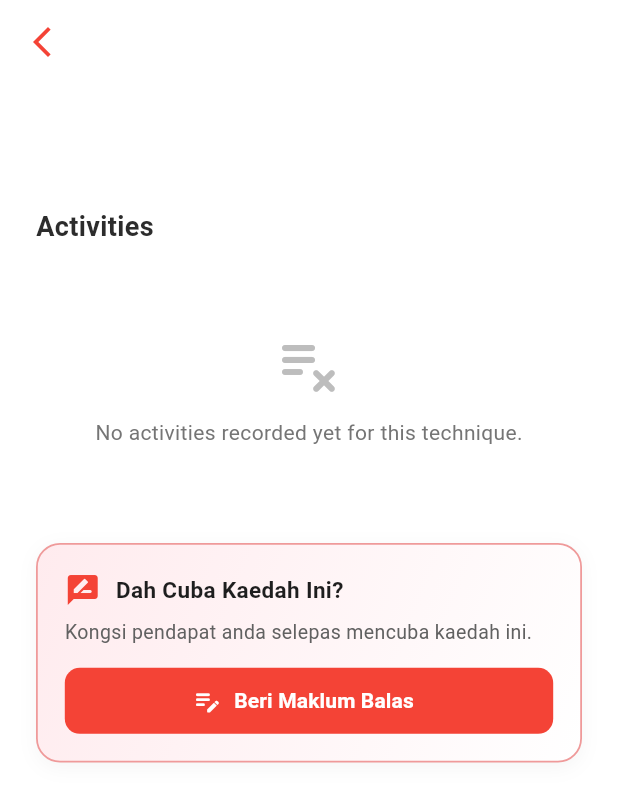
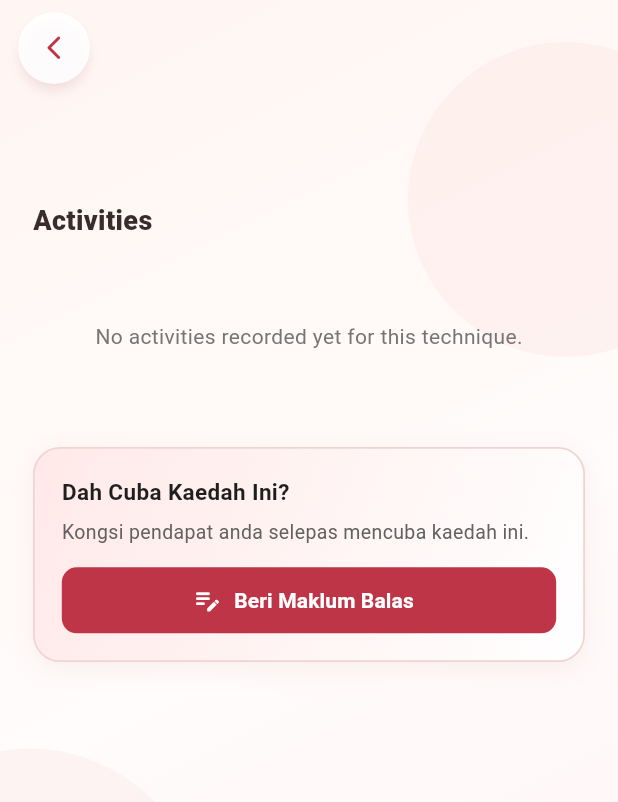
Before and after one commit to Zaki4436/meokkit, a Flutter app: the MethodDetailScreen screen opened directly with empty values, on a phone screen of 412 x 824 dp. Shown: the top 802 px of the screen. Run offline on Flutter 3.47's test engine with Material 3 defaults, Android fonts, the phone set to English and light mode, and no system bars; our stand-ins replace flutter_bloc, image_picker, shared_preferences; accounts and stored records are empty; network calls fail.

Commit message:
enhance interface (detail kaedah)

```diff
--- a/lib/screens/method_detail_screen.dart
+++ b/lib/screens/method_detail_screen.dart
@@ -19,15 +19,30 @@ class MethodDetailScreen extends StatefulWidget {
   State<MethodDetailScreen> createState() => _MethodDetailScreenState();
 }
 
-class _MethodDetailScreenState extends State<MethodDetailScreen> {
+class _MethodDetailScreenState extends State<MethodDetailScreen>
+    with SingleTickerProviderStateMixin {
+  static const Color _deepAccent = Color(0xFFBD3546);
+  static const Color _ink = Color(0xFF382C2C);
+
+  late final AnimationController _entranceController;
   bool loading = true;
   List<MethodLink> links = [];
 
   @override
   void initState() {
     super.initState();
+    _entranceController = AnimationController(
+      vsync: this,
+      duration: const Duration(milliseconds: 650),
+    )..forward();
     _loadLinks();
     _saveActivity();
+  }
+
+  @override
+  void dispose() {
+    _entranceController.dispose();
+    super.dispose();
   }
 
   Future<void> _loadLinks() async {
@@ -134,24 +149,25 @@ class _MethodDetailScreenState extends State<MethodDetailScreen> {
     required String subtitle,
     required String phone,
     String? whatsapp,
-    required IconData icon,
+    IconData? icon,
     EdgeInsetsGeometry? margin,
   }) {
     return Container(
       margin: margin ?? const EdgeInsets.only(top: 4, bottom: 20),
       padding: const EdgeInsets.all(16),
       decoration: BoxDecoration(
-        color: Colors.white,
-        borderRadius: BorderRadius.circular(16),
-        border: Border.all(
-          color: Colors.grey.shade300,
-          width: 1.5,
+        gradient: const LinearGradient(
+          begin: Alignment.topLeft,
+          end: Alignment.bottomRight,
+          colors: [Colors.white, Color(0xFFFFF9F8)],
         ),
+        borderRadius: BorderRadius.circular(18),
+        border: Border.all(color: const Color(0xFFF1D4D2)),
         boxShadow: [
           BoxShadow(
-            color: Colors.black.withOpacity(0.04),
-            blurRadius: 8,
-            offset: const Offset(0, 3),
+            color: const Color(0xFF9F3D48).withOpacity(0.07),
+            blurRadius: 13,
+            offset: const Offset(0, 4),
           ),
         ],
       ),
@@ -160,16 +176,18 @@ class _MethodDetailScreenState extends State<MethodDetailScreen> {
         children: [
           Row(
             children: [
+              if (icon != null) ...[
                 CircleAvatar(
                   backgroundColor: const Color(0xFFFFEBEE),
                   radius: 22,
                   child: Icon(
                     icon,
-                  color: Colors.red,
+                    color: _deepAccent,
                     size: 22,
                   ),
                 ),
                 const SizedBox(width: 14),
+              ],
               Expanded(
                 child: Column(
                   crossAxisAlignment: CrossAxisAlignment.start,
@@ -208,7 +226,7 @@ class _MethodDetailScreenState extends State<MethodDetailScreen> {
                     style: const TextStyle(fontWeight: FontWeight.bold),
                   ),
                   style: ElevatedButton.styleFrom(
-                    backgroundColor: Colors.red,
+                    backgroundColor: _deepAccent,
                     foregroundColor: Colors.white,
                     elevation: 0,
                     padding: const EdgeInsets.symmetric(vertical: 10),
@@ -226,9 +244,9 @@ class _MethodDetailScreenState extends State<MethodDetailScreen> {
                   icon: const Icon(Icons.chat_bubble_outline, size: 18),
                   label: const Text('WhatsApp'),
                   style: OutlinedButton.styleFrom(
-                    foregroundColor: Colors.green.shade700,
+                    foregroundColor: const Color(0xFF4B8762),
                     side: BorderSide(
-                      color: Colors.green.shade400,
+                      color: const Color(0xFF73A886),
                       width: 1.5,
                     ),
                     padding: const EdgeInsets.symmetric(
@@ -280,29 +298,42 @@ class _MethodDetailScreenState extends State<MethodDetailScreen> {
       margin: const EdgeInsets.only(bottom: 24),
       padding: const EdgeInsets.all(18),
       decoration: BoxDecoration(
-        color: const Color(0xFFFBFBFB),
-        borderRadius: BorderRadius.circular(16),
-        border: Border.all(
-          color: Colors.grey.shade200,
-          width: 1.2,
+        gradient: const LinearGradient(
+          begin: Alignment.topLeft,
+          end: Alignment.bottomRight,
+          colors: [Colors.white, Color(0xFFFFF9F8)],
         ),
+        borderRadius: BorderRadius.circular(18),
+        border: Border.all(color: const Color(0xFFF1D4D2)),
         boxShadow: [
           BoxShadow(
-            color: Colors.black.withOpacity(0.03),
-            blurRadius: 8,
-            offset: const Offset(0, 3),
+            color: const Color(0xFF9F3D48).withOpacity(0.06),
+            blurRadius: 12,
+            offset: const Offset(0, 4),
           ),
         ],
       ),
       child: Column(
         crossAxisAlignment: CrossAxisAlignment.start,
         children: [
+          Row(
+            children: [
+              const Text(
+                'About this technique',
+                style: TextStyle(
+                  color: _ink,
+                  fontSize: 15,
+                  fontWeight: FontWeight.w800,
+                ),
+              ),
+            ],
+          ),
           const SizedBox(height: 12),
           Text(
             widget.method.description,
             style: TextStyle(
               fontSize: 14,
-              color: Colors.grey.shade800,
+              color: const Color(0xFF65585A),
               height: 1.5,
               fontWeight: FontWeight.w400,
             ),
@@ -472,12 +503,6 @@ class _MethodDetailScreenState extends State<MethodDetailScreen> {
                             fontWeight: FontWeight.w600,
                           ),
                         ),
-                        const Spacer(),
-                        Icon(
-                          Icons.arrow_forward_ios_rounded,
-                          color: Colors.grey.shade400,
-                          size: 14,
-                        ),
                       ],
                     ),
                   ],
@@ -562,24 +587,6 @@ class _MethodDetailScreenState extends State<MethodDetailScreen> {
                           fontWeight: FontWeight.bold,
                           color: Color(0xFF1E1E1E),
                         ),
-                      ),
-                      const SizedBox(height: 4),
-                      Row(
-                        children: [
-                          Icon(
-                            Icons.touch_app_outlined,
-                            size: 14,
-                            color: Colors.grey.shade600,
-                          ),
-                          const SizedBox(width: 4),
-                          Text(
-                            'Tap to play online',
-                            style: TextStyle(
-                              fontSize: 12,
-                              color: Colors.grey.shade600,
-                            ),
-                          ),
-                        ],
                       ),
                     ],
                   ),
@@ -725,7 +732,7 @@ class _MethodDetailScreenState extends State<MethodDetailScreen> {
   Widget _buildSectionBox({
     required String sectionTitle,
     required String sectionSubtitle,
-    required IconData sectionIcon,
+    IconData? sectionIcon,
     Widget? videoCard,
     required Widget contactCard,
   }) {
@@ -753,6 +760,7 @@ class _MethodDetailScreenState extends State<MethodDetailScreen> {
           // Section Title Header inside Box
           Row(
             children: [
+              if (sectionIcon != null) ...[
                 Container(
                   padding: const EdgeInsets.all(8),
                   decoration: BoxDecoration(
@@ -766,6 +774,7 @@ class _MethodDetailScreenState extends State<MethodDetailScreen> {
                   ),
                 ),
                 const SizedBox(width: 12),
+              ],
               Expanded(
                 child: Column(
                   crossAxisAlignment: CrossAxisAlignment.start,
@@ -823,7 +832,6 @@ class _MethodDetailScreenState extends State<MethodDetailScreen> {
         return _buildSectionBox(
           sectionTitle: 'Talian Kasih (15999)',
           sectionSubtitle: 'Video Panduan & Talian Bantuan 24 Jam',
-          sectionIcon: Icons.support_agent,
           videoCard: youtubeId != null
               ? _buildYoutubeCard(link, youtubeId, margin: EdgeInsets.zero)
               : null,
@@ -832,7 +840,6 @@ class _MethodDetailScreenState extends State<MethodDetailScreen> {
             subtitle: 'KPWKM • Bantuan Krisis & Kaunseling 24 Jam',
             phone: '15999',
             whatsapp: '0192615999',
-            icon: Icons.support_agent,
             margin: EdgeInsets.zero,
           ),
         );
@@ -843,7 +850,6 @@ class _MethodDetailScreenState extends State<MethodDetailScreen> {
         return _buildSectionBox(
           sectionTitle: 'Befrienders KL',
           sectionSubtitle: 'Video Panduan & Sokongan Emosi 24 Jam',
-          sectionIcon: Icons.volunteer_activism,
           videoCard: youtubeId != null
               ? _buildYoutubeCard(link, youtubeId, margin: EdgeInsets.zero)
               : null,
@@ -851,7 +857,6 @@ class _MethodDetailScreenState extends State<MethodDetailScreen> {
             title: 'Befrienders KL',
             subtitle: 'Sokongan Emosi Percuma & Rahsia 24 Jam',
             phone: '03-76272929',
-            icon: Icons.volunteer_activism,
             margin: EdgeInsets.zero,
           ),
         );
@@ -870,58 +875,114 @@ class _MethodDetailScreenState extends State<MethodDetailScreen> {
   @override
   Widget build(BuildContext context) {
     return Scaffold(
-      backgroundColor: Colors.white,
-      appBar: AppBar(
-        backgroundColor: Colors.white,
-        elevation: 0,
-        scrolledUnderElevation: 0,
-        leading: IconButton(
-          icon: const Icon(Icons.arrow_back_ios_new, color: Colors.red),
-          onPressed: () => Navigator.pop(context),
+      backgroundColor: const Color(0xFFFFF8F7),
+      body: Stack(
+        children: [
+          Positioned.fill(
+            child: DecoratedBox(
+              decoration: const BoxDecoration(
+                gradient: LinearGradient(
+                  begin: Alignment.topLeft,
+                  end: Alignment.bottomRight,
+                  colors: [
+                    Color(0xFFFFF5F2),
+                    Color(0xFFFFFCFB),
+                    Color(0xFFFFF1F3),
+                  ],
                 ),
               ),
-      body: SafeArea(
-        child: Column(
+              child: Stack(
                 children: [
-            const SizedBox(height: 6),
-
-            // Method Name
-            Center(
-              child: Padding(
-                padding: const EdgeInsets.symmetric(horizontal: 24),
-                child: Column(
-                  children: [
-                    const SizedBox(height: 10),
-                    Text(
-                      widget.method.methodName,
-                      textAlign: TextAlign.center,
-                      style: const TextStyle(
-                        fontSize: 30,
-                        fontWeight: FontWeight.w900,
-                        fontFamily: 'serif',
-                        color: Colors.red,
-                        letterSpacing: 1.0,
-                        height: 1.2,
+                  Positioned(
+                    top: 28,
+                    right: -70,
+                    child: _backgroundOrb(
+                      210,
+                      const Color(0xFFF4A6A0).withOpacity(0.10),
+                    ),
+                  ),
+                  Positioned(
+                    bottom: 95,
+                    left: -95,
+                    child: _backgroundOrb(
+                      230,
+                      const Color(0xFFE98F9A).withOpacity(0.08),
                     ),
                   ),
                 ],
               ),
             ),
           ),
-
-            const SizedBox(height: 20),
-
-            // Scrollable Content
+          SafeArea(
+            child: Stack(
+              children: [
+                Column(
+                  children: [
+                    const SizedBox(height: 52),
+                    Padding(
+                      padding: const EdgeInsets.symmetric(horizontal: 22),
+                      child: AnimatedBuilder(
+                        animation: _entranceController,
+                        builder: (context, child) {
+                          final progress = Curves.easeOutCubic.transform(
+                            (_entranceController.value / 0.8)
+                                .clamp(0.0, 1.0)
+                                .toDouble(),
+                          );
+                          return Opacity(
+                            opacity: progress,
+                            child: Transform.translate(
+                              offset: Offset(0, 16 * (1 - progress)),
+                              child: child,
+                            ),
+                          );
+                        },
+                        child: Container(
+                          width: double.infinity,
+                          padding: const EdgeInsets.symmetric(
+                            horizontal: 18,
+                            vertical: 16,
+                          ),
+                          child: Row(
+                            children: [
                               Expanded(
-              child: RefreshIndicator(
-                color: Colors.red,
-                onRefresh: _loadLinks,
+                                child: Text(
+                                  textAlign: TextAlign.center,
+                                  widget.method.methodName,
+                                  style: const TextStyle(
+                                    fontSize: 23.5,
+                                    fontWeight: FontWeight.w900,
+                                    color: _ink,
+                                    height: 1.2,
+                                  ),
+                                ),
+                              ),
+                            ],
+                          ),
+                        ),
+                      ),
+                    ),
+                    const SizedBox(height: 14),
+                    Expanded(
                       child: SingleChildScrollView(
-                  physics: const AlwaysScrollableScrollPhysics(),
-                  padding: const EdgeInsets.symmetric(
-                    horizontal: 24,
-                    vertical: 10,
+                        physics: const ClampingScrollPhysics(),
+                        padding: const EdgeInsets.fromLTRB(22, 8, 22, 24),
+                        child: AnimatedBuilder(
+                          animation: _entranceController,
+                          builder: (context, child) {
+                            final progress = Curves.easeOutCubic.transform(
+                              ((_entranceController.value - 0.12) / 0.88)
+                                  .clamp(0.0, 1.0)
+                                  .toDouble(),
+                            );
+                            return Opacity(
+                              opacity: progress,
+                              child: Transform.translate(
+                                offset: Offset(0, 12 * (1 - progress)),
+                                child: child,
                               ),
+                            );
+                          },
                           child: Column(
                             crossAxisAlignment: CrossAxisAlignment.start,
                             children: [
@@ -929,13 +990,17 @@ class _MethodDetailScreenState extends State<MethodDetailScreen> {
                               _buildDescriptionCard(),
 
                               // Activities Section Header
-                      const Text(
+                              const Row(
+                                children: [
+                                  Text(
                                     'Activities',
                                     style: TextStyle(
                                       fontSize: 18,
-                          fontWeight: FontWeight.bold,
-                          color: Color(0xFF2C2C2C),
+                                      fontWeight: FontWeight.w800,
+                                      color: _ink,
                                     ),
+                                  ),
+                                ],
                               ),
 
                               const SizedBox(height: 14),
@@ -944,7 +1009,9 @@ class _MethodDetailScreenState extends State<MethodDetailScreen> {
                                 const Center(
                                   child: Padding(
                                     padding: EdgeInsets.symmetric(vertical: 40),
-                            child: CircularProgressIndicator(color: Colors.red),
+                                    child: CircularProgressIndicator(
+                                      color: _deepAccent,
+                                    ),
                                   ),
                                 )
                               else if (links.isEmpty)
@@ -953,20 +1020,19 @@ class _MethodDetailScreenState extends State<MethodDetailScreen> {
                                         .toLowerCase()
                                         .contains('bercakap'))
                                   Column(
-                            crossAxisAlignment: CrossAxisAlignment.start,
+                                    crossAxisAlignment:
+                                        CrossAxisAlignment.start,
                                     children: [
                                       _buildSectionBox(
                                         sectionTitle: 'Talian Kasih (15999)',
                                         sectionSubtitle:
                                             'KPWKM • Bantuan Krisis & Kaunseling 24 Jam',
-                                sectionIcon: Icons.support_agent,
                                         contactCard: _buildContactCard(
                                           title: 'Talian Kasih',
                                           subtitle:
                                               'KPWKM • Bantuan Krisis & Kaunseling 24 Jam',
                                           phone: '15999',
                                           whatsapp: '0192615999',
-                                  icon: Icons.support_agent,
                                           margin: EdgeInsets.zero,
                                         ),
                                       ),
@@ -974,13 +1040,11 @@ class _MethodDetailScreenState extends State<MethodDetailScreen> {
                                         sectionTitle: 'Befrienders KL',
                                         sectionSubtitle:
                                             'Sokongan Emosi Percuma & Rahsia 24 Jam',
-                                sectionIcon: Icons.volunteer_activism,
                                         contactCard: _buildContactCard(
                                           title: 'Befrienders KL',
                                           subtitle:
                                               'Sokongan Emosi Percuma & Rahsia 24 Jam',
                                           phone: '03-76272929',
-                                  icon: Icons.volunteer_activism,
                                           margin: EdgeInsets.zero,
                                         ),
                                       ),
@@ -989,15 +1053,10 @@ class _MethodDetailScreenState extends State<MethodDetailScreen> {
                                 else
                                   Center(
                                     child: Padding(
-                              padding: const EdgeInsets.symmetric(vertical: 40),
+                                      padding: const EdgeInsets.symmetric(
+                                          vertical: 40),
                                       child: Column(
                                         children: [
-                                  Icon(
-                                    Icons.playlist_remove_rounded,
-                                    size: 48,
-                                    color: Colors.grey.shade400,
-                                  ),
-                                  const SizedBox(height: 12),
                                           Text(
                                             'No activities recorded yet for this technique.',
                                             style: TextStyle(
@@ -1010,7 +1069,8 @@ class _MethodDetailScreenState extends State<MethodDetailScreen> {
                                     ),
                                   )
                               else
-                        ...links.map((link) => _buildActivityCard(link)),
+                                ...links
+                                    .map((link) => _buildActivityCard(link)),
 
                               const SizedBox(height: 24),
 
@@ -1019,24 +1079,22 @@ class _MethodDetailScreenState extends State<MethodDetailScreen> {
                                 width: double.infinity,
                                 padding: const EdgeInsets.all(18),
                                 decoration: BoxDecoration(
-                          gradient: LinearGradient(
-                            colors: [
-                              Colors.red.shade50,
-                              Colors.white,
-                            ],
+                                  gradient: const LinearGradient(
+                                    colors: [Color(0xFFFFE9E8), Colors.white],
                                     begin: Alignment.topLeft,
                                     end: Alignment.bottomRight,
                                   ),
-                          borderRadius: BorderRadius.circular(16),
+                                  borderRadius: BorderRadius.circular(18),
                                   border: Border.all(
-                            color: Colors.red.shade200,
+                                    color: const Color(0xFFF1D4D2),
                                     width: 1.2,
                                   ),
                                   boxShadow: [
                                     BoxShadow(
-                              color: Colors.black.withOpacity(0.04),
-                              blurRadius: 10,
-                              offset: const Offset(0, 3),
+                                      color: const Color(0xFF9F3D48)
+                                          .withOpacity(0.07),
+                                      blurRadius: 14,
+                                      offset: const Offset(0, 4),
                                     ),
                                   ],
                                 ),
@@ -1045,12 +1103,6 @@ class _MethodDetailScreenState extends State<MethodDetailScreen> {
                                   children: [
                                     const Row(
                                       children: [
-                                Icon(
-                                  Icons.rate_review_rounded,
-                                  color: Colors.red,
-                                  size: 24,
-                                ),
-                                SizedBox(width: 10),
                                         Expanded(
                                           child: Text(
                                             'Dah Cuba Kaedah Ini?',
@@ -1078,14 +1130,18 @@ class _MethodDetailScreenState extends State<MethodDetailScreen> {
                                       height: 44,
                                       child: ElevatedButton.icon(
                                         style: ElevatedButton.styleFrom(
-                                  backgroundColor: Colors.red,
+                                          backgroundColor: _deepAccent,
                                           foregroundColor: Colors.white,
                                           elevation: 0,
                                           shape: RoundedRectangleBorder(
-                                    borderRadius: BorderRadius.circular(10),
+                                            borderRadius:
+                                                BorderRadius.circular(10),
                                           ),
                                         ),
-                                icon: const Icon(Icons.edit_note_rounded, size: 20),
+                                        icon: const Icon(
+                                          Icons.edit_note_rounded,
+                                          size: 20,
+                                        ),
                                         label: const Text(
                                           'Beri Maklum Balas',
                                           style: TextStyle(
@@ -1098,8 +1154,10 @@ class _MethodDetailScreenState extends State<MethodDetailScreen> {
                                             context,
                                             MaterialPageRoute(
                                               builder: (_) => FeedbackScreen(
-                                        initialMethodId: widget.method.methodId,
-                                        initialMethodName: widget.method.methodName,
+                                                initialMethodId:
+                                                    widget.method.methodId,
+                                                initialMethodName:
+                                                    widget.method.methodName,
                                               ),
                                             ),
                                           );
@@ -1118,6 +1176,42 @@ class _MethodDetailScreenState extends State<MethodDetailScreen> {
                     ),
                   ],
                 ),
+                Positioned(
+                  top: 8,
+                  left: 12,
+                  child: Material(
+                    color: Colors.white.withOpacity(0.88),
+                    shape: const CircleBorder(),
+                    elevation: 3,
+                    shadowColor: _deepAccent.withOpacity(0.16),
+                    child: IconButton(
+                      tooltip: 'Back',
+                      icon: const Icon(
+                        Icons.arrow_back_ios_new_rounded,
+                        color: _deepAccent,
+                        size: 19,
+                      ),
+                      onPressed: () => Navigator.pop(context),
+                    ),
+                  ),
+                ),
+              ],
+            ),
+          ),
+        ],
+      ),
+    );
+  }
+
+  Widget _backgroundOrb(double size, Color color) {
+    return IgnorePointer(
+      child: Container(
+        width: size,
+        height: size,
+        decoration: BoxDecoration(
+          shape: BoxShape.circle,
+          color: color,
+        ),
       ),
     );
   }
```
Lines whose indentation alone changed are shown as unchanged.
